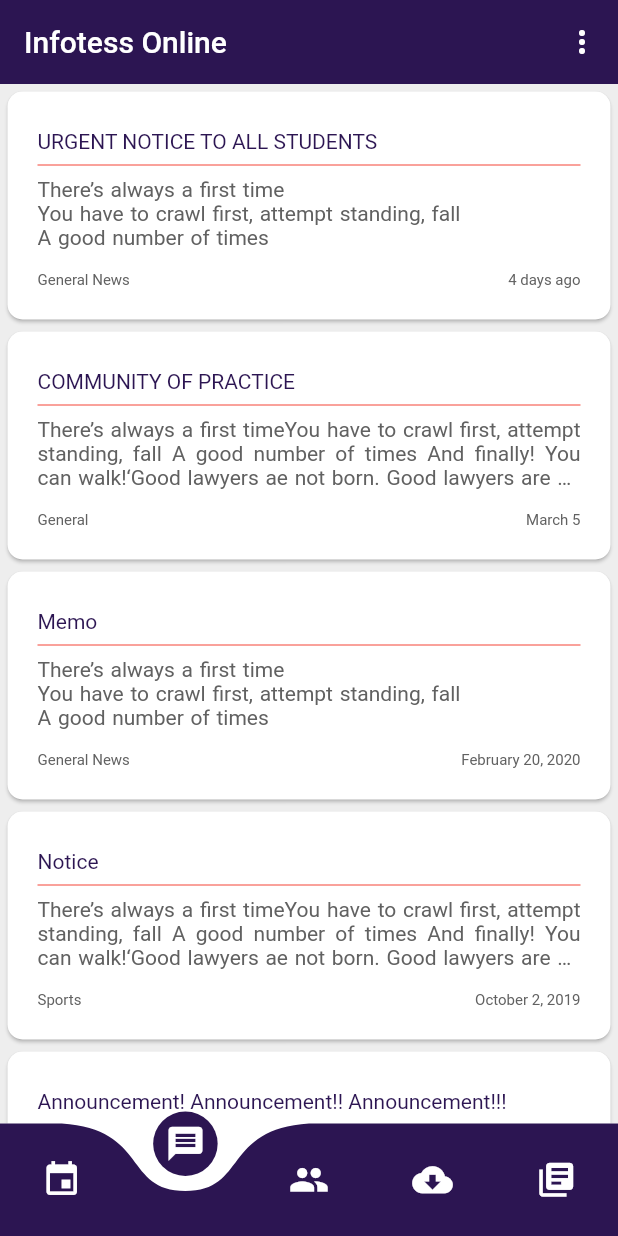
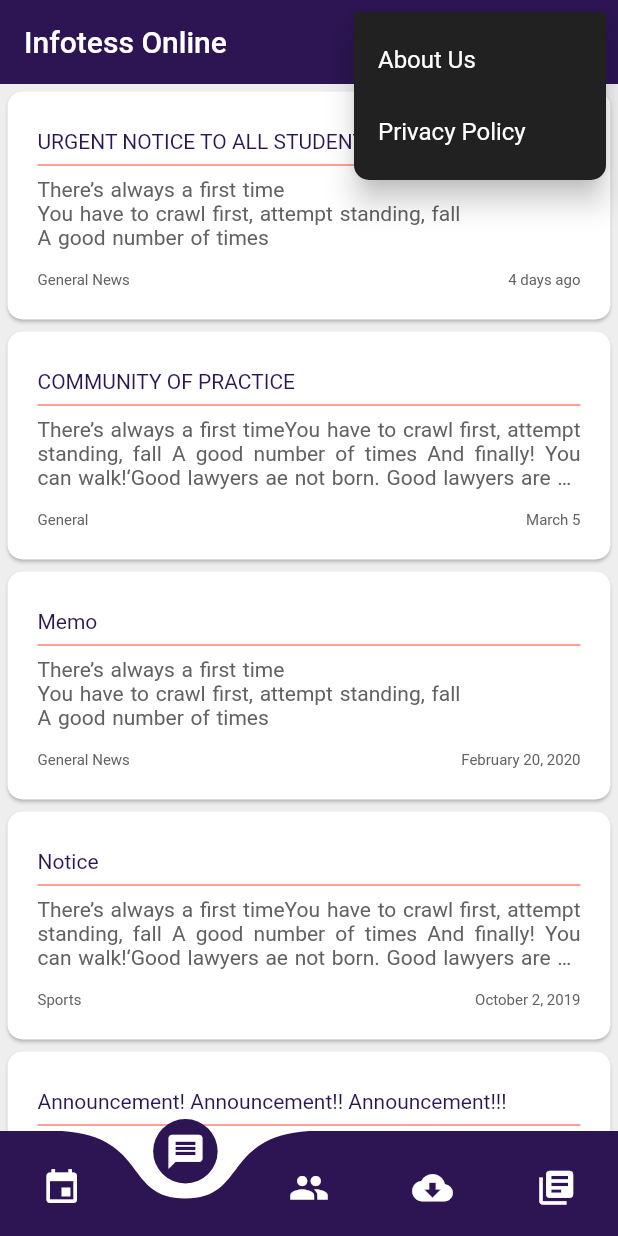
Before and after one commit to princeampomah/infotess-online-demo, a Flutter app: the screen it shows after launch, item 2 of the bottom bar chosen, after a tap on the "more vert" icon, on a phone screen of 412 x 824 dp. Run offline on Flutter 3.47's test engine with Material 2 defaults, Android fonts, the phone set to English and light mode, and no system bars; drawn by our look-alikes of curved_navigation_bar.

Commit message:
added about us

```diff
--- a/lib/bottom_pages/constituion.dart
+++ b/lib/bottom_pages/constituion.dart
@@ -18,11 +18,7 @@ class _ConstitutionState extends State<Constitution> {
             backgroundColor: infotessColor,
             title: Text(infotessOnline),
             actions: <Widget>[
-              IconButton(
-                onPressed: (){},
-                icon: Icon(Icons.more_vert),
-                color: Colors.white,
-              )
+              popupMenuButton(context)
             ],
             floating: false,
             pinned: false,
--- a/lib/bottom_pages/event.dart
+++ b/lib/bottom_pages/event.dart
@@ -1,4 +1,5 @@
 import 'package:bottom_bar/model/model_list.dart';
+import 'package:bottom_bar/popMenuScreens/about_us.dart';
 import 'package:bottom_bar/shared.dart';
 import 'package:flutter/cupertino.dart';
 import 'package:flutter/material.dart';
@@ -9,9 +10,11 @@ class Event extends StatefulWidget {
 }
 
 class _EventState extends State<Event> {
+
   @override
   Widget build(BuildContext context) {
-    return Scaffold(
+    return SafeArea(
+      child: Scaffold(
         backgroundColor: scaffoldColor,
         body: CustomScrollView(
           slivers: <Widget>[
@@ -19,11 +22,7 @@ class _EventState extends State<Event> {
               backgroundColor: infotessColor,
               title: Text(infotessOnline),
               actions: <Widget>[
-              IconButton(
-                onPressed: (){},
-                icon: Icon(Icons.more_vert),
-                color: Colors.white,
-              )
+                popupMenuButton(context)
               ],
               floating: false,
               pinned: false,
@@ -143,6 +142,7 @@ class _EventState extends State<Event> {
             )
           ],
         ),
+      ),
     );
   }
 }
--- a/lib/bottom_pages/news.dart
+++ b/lib/bottom_pages/news.dart
@@ -19,11 +19,7 @@ class _NewsState extends State<News> {
             backgroundColor: infotessColor,
             title: Text(infotessOnline),
             actions: <Widget>[
-              IconButton(
-                onPressed: (){},
-                icon: Icon(Icons.more_vert),
-                color: Colors.white,
-              )
+             popupMenuButton(context)
             ],
             floating: false,
             pinned: false,
--- a/lib/home.dart
+++ b/lib/home.dart
@@ -27,13 +27,17 @@ class _HomePageState extends State<HomePage> {
     News(),
     Executives(),
     Resources(),
-    Constitution()
+    Constitution(),
   ];
+
+
 
   @override
   Widget build(BuildContext context) {
-    return Scaffold(
+    return SafeArea(
+      child: Scaffold(
         bottomNavigationBar: CurvedNavigationBar(
+          height: 70.0,
           color: infotessColor,
           backgroundColor: Colors.white,
           onTap: onBottomTap,
@@ -45,7 +49,8 @@ class _HomePageState extends State<HomePage> {
             Icon(Icons.library_books, size: 27, color: Colors.white),
           ],
         ),
-      body: _children[_showPage],
+        body: _children[_showPage]
+      ),
     );
   }
 }
--- a/lib/main.dart
+++ b/lib/main.dart
@@ -1,4 +1,4 @@
-import 'package:bottom_bar/home.dart';
+import 'package:bottom_bar/splashscreen/splashscreen.dart';
 import 'package:flutter/material.dart';
 
 void main() => runApp(MyApp());
@@ -13,7 +13,7 @@ class MyApp extends StatelessWidget {
       theme: ThemeData(
         primaryColor: Color.fromRGBO(44, 21, 82, 1),
       ),
-      home: HomePage(),
+      home: SplashScreen()
     );
   }
 }
--- /dev/null
+++ b/lib/model/about_us_model.dart
@@ -0,0 +1,11 @@
+class AboutUsModel{
+  String image;
+  String backgroundInfo;
+  String visionStatement;
+  String missionStatement;
+
+  AboutUsModel({this.image, this.backgroundInfo, this.visionStatement,
+      this.missionStatement});
+
+
+}
--- a/lib/model/model_list.dart
+++ b/lib/model/model_list.dart
@@ -1,3 +1,4 @@
+import 'package:bottom_bar/model/about_us_model.dart';
 import 'package:bottom_bar/model/constitution_model.dart';
 import 'package:bottom_bar/model/event_model.dart';
 import 'package:bottom_bar/model/executive_model.dart';
@@ -9,47 +10,47 @@ class ModelList {
     ExecutivesModel(
         image: 'assets/images/baffour.jpg',
         name: 'Henry Baffour',
-        portfolio: 'President'),
+        portfolio: 'PRESIDENT'),
     ExecutivesModel(
         image: 'assets/images/bravo.PNG',
         name: 'One Corner',
-        portfolio: 'Vice President'),
+        portfolio: 'VICE PRESIDENT'),
     ExecutivesModel(
         image: 'assets/images/organizer.jpg',
         name: 'George Obiri Yeboah',
-        portfolio: 'General Secretarry'),
+        portfolio: 'GENERAL SECRETARY'),
     ExecutivesModel(
         image: 'assets/images/treasurer.PNG',
         name: 'Phyllis Kyeremaa',
-        portfolio: 'Treasurer'),
+        portfolio: 'TREASURER'),
     ExecutivesModel(
         image: 'assets/images/baffour.jpg',
         name: 'Henry Baffour',
-        portfolio: 'President'),
+        portfolio: 'PRESIDENT'),
     ExecutivesModel(
         image: 'assets/images/bravo.PNG',
         name: 'One Corner',
-        portfolio: 'Vice President'),
+        portfolio: 'VICE PRESIDENT'),
     ExecutivesModel(
         image: 'assets/images/organizer.jpg',
         name: 'George Obiri Yeboah',
-        portfolio: 'General Secretarry'),
+        portfolio: 'GENERAL SECRETARY'),
     ExecutivesModel(
         image: 'assets/images/treasurer.PNG',
         name: 'Phyllis Kyeremaa',
-        portfolio: 'Treasurer'),
+        portfolio: 'TREASURER'),
     ExecutivesModel(
         image: 'assets/images/baffour.jpg',
         name: 'Henry Baffour',
-        portfolio: 'President'),
+        portfolio: 'PRESIDENT'),
     ExecutivesModel(
         image: 'assets/images/bravo.PNG',
         name: 'One Corner',
-        portfolio: 'Vice President'),
+        portfolio: 'VICE PRESIDENT'),
     ExecutivesModel(
         image: 'assets/images/organizer.jpg',
         name: 'George Obiri Yeboah',
-        portfolio: 'General Secretarry'),
+        portfolio: 'GENERAL SECRETARY'),
   ];
 
   static var newsList = [
@@ -228,4 +229,26 @@ class ModelList {
     ConstitutionModel(title: 'Chapter 6', subTitle: 'Articles:2'),
     ConstitutionModel(title: 'Chapter 7', subTitle: 'Articles:1'),
   ];
+
+
+  static var aboutUsList = [
+    AboutUsModel(
+      image: 'assets/images/logo.png',
+      backgroundInfo: '\nINFOTESS was formed in the year 2005/6\n'
+        'under the leadership of HIS EXCELLENCY\n'
+        'GEORGE, currently a Lecturer in the Ghana\n'
+        'Tele-Com Unversity in Kumasi-Ghana.',
+      visionStatement: '\nInfotess Aim:\n'
+          '\nOur VISION is to make INFOTESS the best\n'
+          'association on campus by helping members\n'
+          'in the pure practical aspect apart\n'
+          'from the normal school curriculum.',
+      missionStatement: '\nWe the students of the Information\n'
+          'Technology Department of the University of\n'
+          'Education, Winneba Kumasi-Campus, guided\n'
+          'by the need to be unified to ensure good\n'
+          'intellectual, spiritual and social advancement\n'
+          'of our members.'
+    )
+  ];
 }
--- a/lib/shared.dart
+++ b/lib/shared.dart
@@ -1,5 +1,6 @@
+import 'package:bottom_bar/popMenuScreens/about_us.dart';
+import 'package:bottom_bar/popMenuScreens/privacy_policy.dart';
 import 'package:flutter/material.dart';
-
 
 var infotessColor = Color.fromRGBO(44, 21, 82, 1);
 var scaffoldColor = Colors.grey[200];
@@ -7,3 +8,54 @@ var inkWellColor = Colors.grey[300];
 var newsListColor = Colors.grey[700];
 String infotessOnline = 'Infotess Online';
 String infotessResources = 'Infotess Electoral Commission Disclaimer';
+
+
+String motto1 = 'INFOTECH:';
+String motto2 = 'Essential Tool For Development!!!';
+
+String aboutUs = 'about_us';
+String privacyPolicy = 'privacy_policy';
+
+Widget popupMenuButton(BuildContext context){
+  return PopupMenuButton(
+    shape: RoundedRectangleBorder(
+        borderRadius: BorderRadius.only(
+          bottomRight: Radius.circular(10),
+          bottomLeft: Radius.circular(10),
+        )
+    ),
+    color: Colors.grey[900],
+    icon: Icon(Icons.more_vert, color: Colors.white,),
+    itemBuilder: (context)=> <PopupMenuEntry<String>>[
+      PopupMenuItem(
+        value: aboutUs,
+        child: Text('About Us',
+          style: TextStyle(
+              color: Colors.white
+          ),
+        ),
+      ),
+      PopupMenuItem(
+        value: privacyPolicy,
+        child: Text('Privacy Policy',
+          style: TextStyle(
+              color: Colors.white
+          ),
+        ),
+      )
+    ],
+    onSelected: (val){
+      if(val == aboutUs){
+        Navigator.push(context,
+            MaterialPageRoute(
+          builder: (context)=>AboutUs()
+        ));
+      }
+      else{
+        Navigator.push(context, MaterialPageRoute(
+          builder: (context)=>PrivacyPolicy()
+        ));
+      }
+    },
+  );
+}
--- /dev/null
+++ b/lib/splashscreen/splashscreen.dart
@@ -0,0 +1,71 @@
+import 'package:bottom_bar/home.dart';
+import 'package:bottom_bar/shared.dart';
+import 'package:flutter/material.dart';
+import 'dart:async';
+
+
+class SplashScreen extends StatefulWidget {
+  @override
+  _SplashScreenState createState() => _SplashScreenState();
+}
+
+
+class _SplashScreenState extends State<SplashScreen> {
+
+@override
+  void initState() {
+    super.initState();
+    Future.delayed(
+        Duration(seconds: 3),
+        (){
+          Navigator.pushReplacement(context,
+            MaterialPageRoute(
+              fullscreenDialog: true,
+            builder: (context)=> HomePage(),),
+          );
+        }
+        );
+  }
+
+
+  @override
+  Widget build(BuildContext context) {
+    return Scaffold(
+      body: Column(
+        mainAxisAlignment: MainAxisAlignment.start,
+        children: <Widget>[
+          Expanded(
+            flex: 7,
+            child: Container(
+              child: Image.asset('assets/images/logo.png',
+              scale: 5,
+              ),
+            ),
+          ),
+          Expanded(
+            flex: 1,
+            child: Container(
+              child: Row(
+                mainAxisAlignment: MainAxisAlignment.center,
+                children: <Widget>[
+                  Text(motto1,
+                    style: TextStyle(
+                      fontWeight: FontWeight.w800,
+                        letterSpacing: 0.5
+                    ),
+                  ),
+                  SizedBox(width: 3,),
+                  Text(motto2,
+                  style: TextStyle(
+                    fontSize: 13,
+                    letterSpacing: 0.2
+                  ),)
+                ],
+              ),
+            ),
+          )
+        ],
+      ),
+    );
+  }
+}
```
Also changed, not shown: lib/bottom_pages/executives.dart (+5 -3 lines), lib/bottom_pages/resources.dart (+1 -6 lines), lib/popMenuScreens/about_us.dart (added, +93 -0 lines), lib/popMenuScreens/privacy_policy.dart (added, +16 -0 lines). Lines whose indentation alone changed are shown as unchanged.
